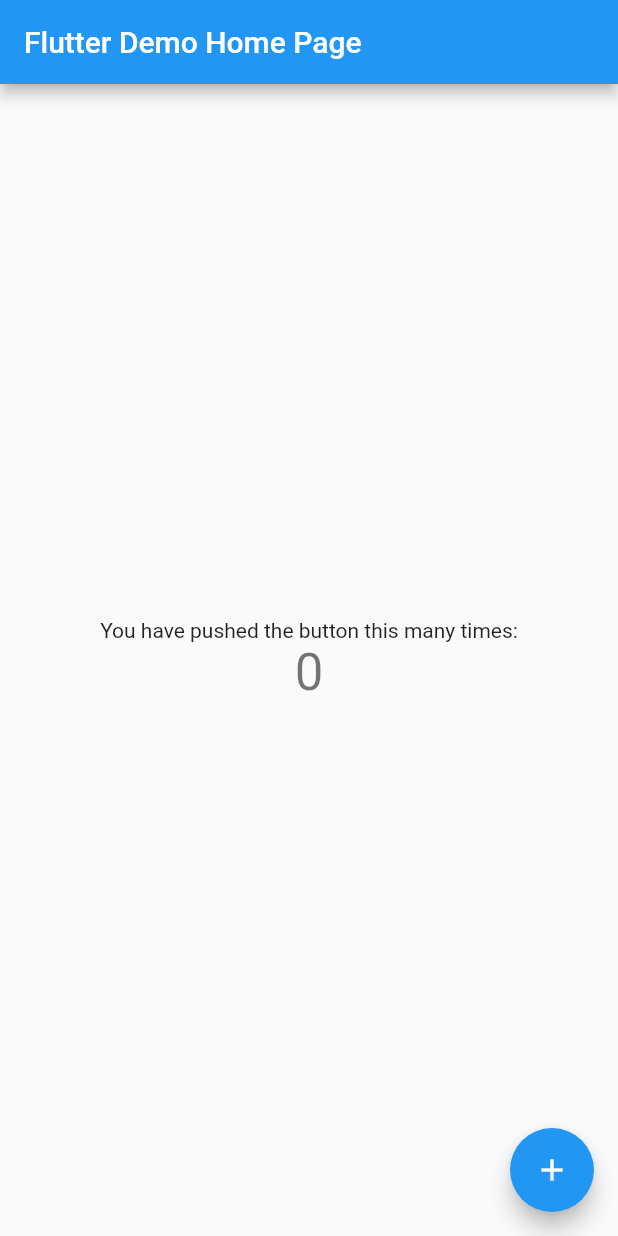
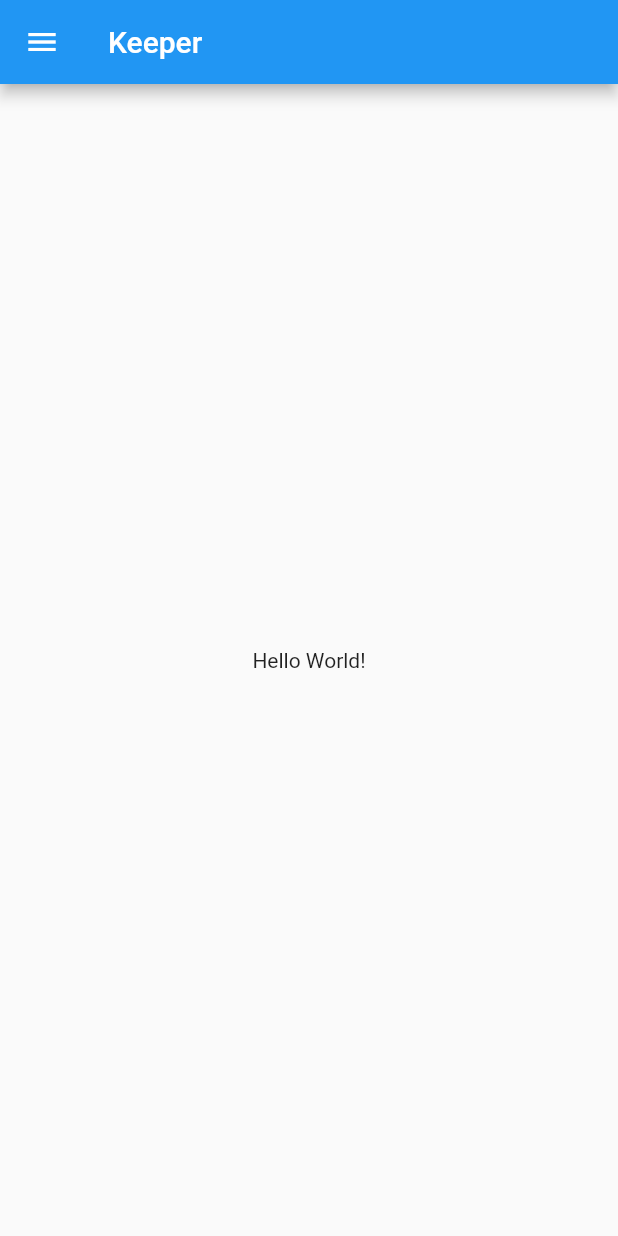
Before and after one commit to vemarav/keeper, a Flutter app: the screen it shows after launch, on a phone screen of 412 x 824 dp. Run offline on Flutter 3.47's test engine with Material 2 defaults, Android fonts, the phone set to English and light mode, and no system bars.

```diff
--- a/lib/main.dart
+++ b/lib/main.dart
@@ -1,109 +1,34 @@
 import 'package:flutter/material.dart';
 
-void main() => runApp(new MyApp());
+void main() => runApp(new Keeper());
 
-class MyApp extends StatelessWidget {
-  // This widget is the root of your application.
+class Keeper extends StatelessWidget {
   @override
   Widget build(BuildContext context) {
     return new MaterialApp(
-      title: 'Flutter Demo',
-      theme: new ThemeData(
-        // This is the theme of your application.
-        //
-        // Try running your application with "flutter run". You'll see the
-        // application has a blue toolbar. Then, without quitting the app, try
-        // changing the primarySwatch below to Colors.green and then invoke
-        // "hot reload" (press "r" in the console where you ran "flutter run",
-        // or press Run > Flutter Hot Reload in IntelliJ). Notice that the
-        // counter didn't reset back to zero; the application is not restarted.
-        primarySwatch: Colors.blue,
-      ),
-      home: new MyHomePage(title: 'Flutter Demo Home Page'),
+	    title: 'Keeper',
+	    home: new KeeperDrawer(),
     );
   }
+
 }
 
-class MyHomePage extends StatefulWidget {
-  MyHomePage({Key key, this.title}) : super(key: key);
 
-  // This widget is the home page of your application. It is stateful, meaning
-  // that it has a State object (defined below) that contains fields that affect
-  // how it looks.
-
-  // This class is the configuration for the state. It holds the values (in this
-  // case the title) provided by the parent (in this case the App widget) and
-  // used by the build method of the State. Fields in a Widget subclass are
-  // always marked "final".
-
-  final String title;
-
-  @override
-  _MyHomePageState createState() => new _MyHomePageState();
-}
-
-class _MyHomePageState extends State<MyHomePage> {
-  int _counter = 0;
-
-  void _incrementCounter() {
-    setState(() {
-      // This call to setState tells the Flutter framework that something has
-      // changed in this State, which causes it to rerun the build method below
-      // so that the display can reflect the updated values. If we changed
-      // _counter without calling setState(), then the build method would not be
-      // called again, and so nothing would appear to happen.
-      _counter++;
-    });
-  }
+class KeeperDrawer extends StatelessWidget {
+	// Initialize Drawer and pass it Scaffold
+	Drawer drawer = new Drawer();
 
   @override
   Widget build(BuildContext context) {
-    // This method is rerun every time setState is called, for instance as done
-    // by the _incrementCounter method above.
-    //
-    // The Flutter framework has been optimized to make rerunning build methods
-    // fast, so that you can just rebuild anything that needs updating rather
-    // than having to individually change instances of widgets.
     return new Scaffold(
-      appBar: new AppBar(
-        // Here we take the value from the MyHomePage object that was created by
-        // the App.build method, and use it to set our appbar title.
-        title: new Text(widget.title),
-      ),
-      body: new Center(
-        // Center is a layout widget. It takes a single child and positions it
-        // in the middle of the parent.
-        child: new Column(
-          // Column is also layout widget. It takes a list of children and
-          // arranges them vertically. By default, it sizes itself to fit its
-          // children horizontally, and tries to be as tall as its parent.
-          //
-          // Invoke "debug paint" (press "p" in the console where you ran
-          // "flutter run", or select "Toggle Debug Paint" from the Flutter tool
-          // window in IntelliJ) to see the wireframe for each widget.
-          //
-          // Column has various properties to control how it sizes itself and
-          // how it positions its children. Here we use mainAxisAlignment to
-          // center the children vertically; the main axis here is the vertical
-          // axis because Columns are vertical (the cross axis would be
-          // horizontal).
-          mainAxisAlignment: MainAxisAlignment.center,
-          children: <Widget>[
-            new Text(
-              'You have pushed the button this many times:',
-            ),
-            new Text(
-              '$_counter',
-              style: Theme.of(context).textTheme.display1,
-            ),
-          ],
-        ),
-      ),
-      floatingActionButton: new FloatingActionButton(
-        onPressed: _incrementCounter,
-        tooltip: 'Increment',
-        child: new Icon(Icons.add),
-      ), // This trailing comma makes auto-formatting nicer for build methods.
+	    drawer: drawer, // drawer
+	    appBar: new AppBar(
+		    title: new Text('Keeper'),
+	    ),
+	    body: new Center(
+		    child: new Text('Hello World!')
+	    )
     );
   }
+
 }
```
